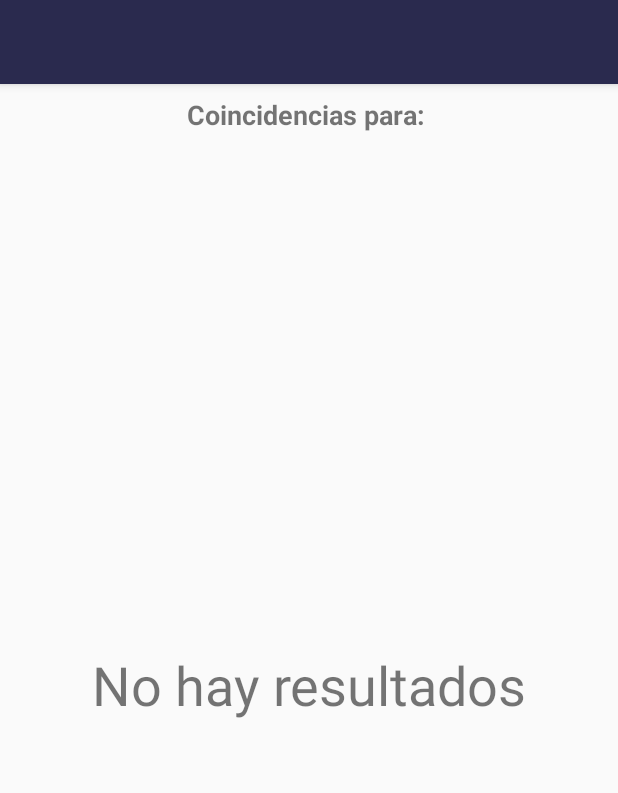
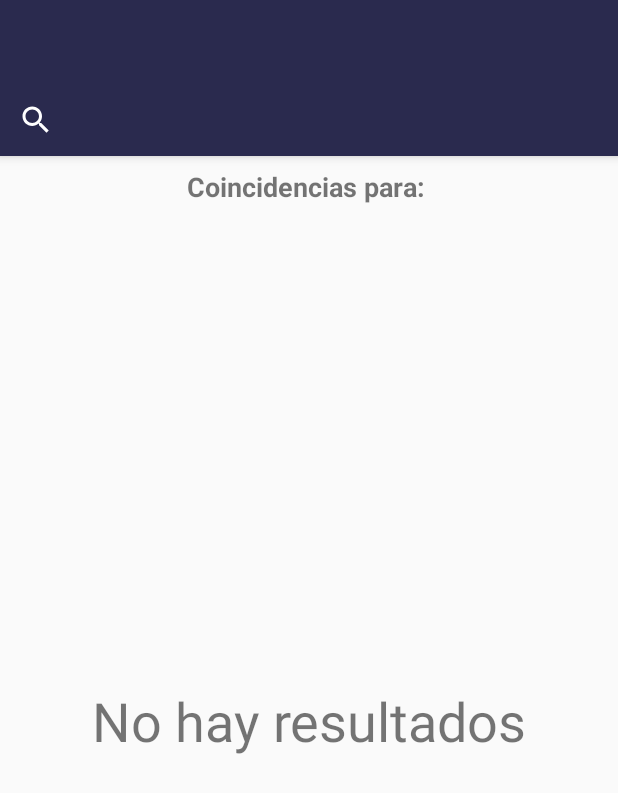
Before and after one commit to andsanav/Kuali, an Android app: the layout activity_busqueda_productos.xml on its own in the app's theme, with its tools: preview values and no code run, on a phone screen of 412 x 824 dp. Shown: the top 793 px of the screen. Run offline under Robolectric (Android 15) with nearby library versions, the phone set to English and light mode, and no system bars.

Commit message:
Barra de búsqueda

```diff
--- a/app/src/main/java/mx/itesm/kuali/kuali/TabMain.java
+++ b/app/src/main/java/mx/itesm/kuali/kuali/TabMain.java
@@ -69,10 +69,13 @@ public class TabMain extends AppCompatActivity {
         mViewPager.addOnPageChangeListener(new TabLayout.TabLayoutOnPageChangeListener(tabLayout));
         tabLayout.addOnTabSelectedListener(new TabLayout.ViewPagerOnTabSelectedListener(mViewPager));
         busqueda = findViewById(R.id.busqueda_completa);
+        busqueda.setQueryHint("Buscar");
         busqueda.setOnQueryTextListener(new SearchView.OnQueryTextListener() {
             @Override
             public boolean onQueryTextSubmit(String query) {
                 Categoria.elemento_busqueda = query;
+                busqueda.setQuery("", false);
+                busqueda.clearFocus();
                 Intent tabMain = new Intent(getBaseContext(), BusquedaProductos.class);
                 startActivity(tabMain);
                 return false;
--- a/app/src/main/res/layout/activity_busqueda_productos.xml
+++ b/app/src/main/res/layout/activity_busqueda_productos.xml
@@ -18,6 +18,11 @@
             android:background="?attr/colorPrimary"
             app:popupTheme="@style/AppTheme.PopupOverlay" />
 
+        <SearchView
+            android:id="@+id/busqueda_busqueda"
+            android:layout_width="match_parent"
+            android:layout_height="match_parent" />
+
     </android.support.design.widget.AppBarLayout>
 
     <include layout="@layout/content_busqueda_productos" />
```
Also changed, not shown: app/src/main/java/mx/itesm/kuali/kuali/BusquedaProductos.java (+20 -0 lines).
